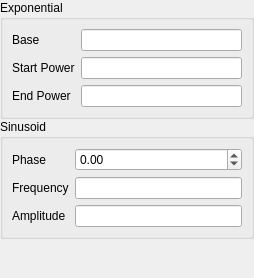
Old version of the form Qt/Components/Resources/UI/pqSignalAdaptorKeyFrameType.ui in the repository wildmichael/ParaView3-enhancements-old.
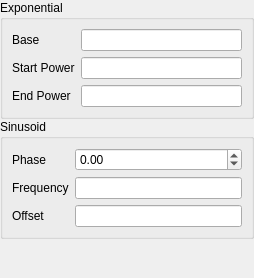
New version of the form.

Commit message: BUG: Fixed Sinusoid Keyframe to use the keyframe value as the amplitude of the wave. Fixed GUI to change the key value label to "Amplitude" when in Sinusoid mode. Fixes BUG #4154.

```diff
--- a/Qt/Components/Resources/UI/pqSignalAdaptorKeyFrameType.ui
+++ b/Qt/Components/Resources/UI/pqSignalAdaptorKeyFrameType.ui
@@ -87,7 +87,7 @@
       <item row="2" column="0" >
        <widget class="QLabel" name="label_7" >
         <property name="text" >
-         <string>Amplitude</string>
+         <string>Offset</string>
         </property>
        </widget>
       </item>
```
The commit also changes 6 other files.
